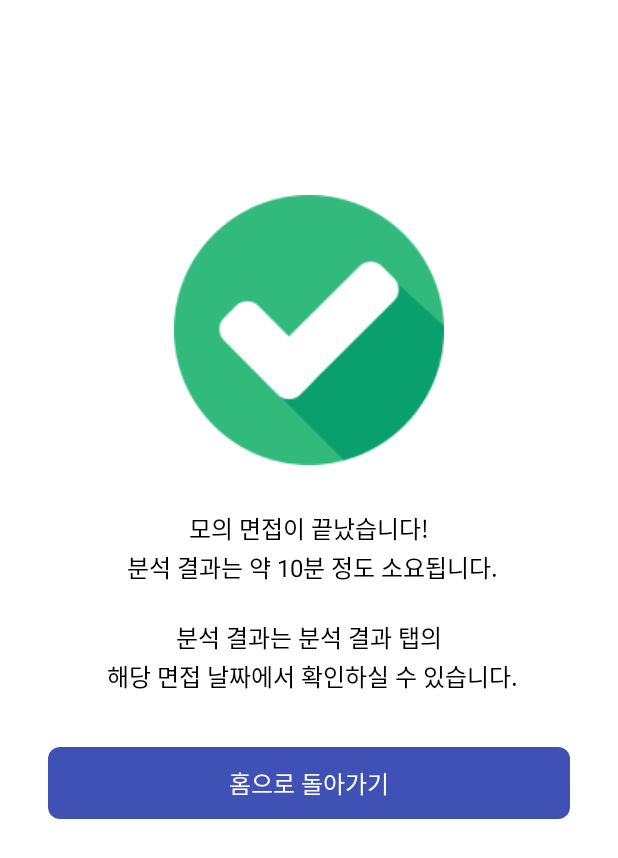
After one commit to Interviewmate/Interviewmate-Android, an Android app: the InterviewOverFragment screen opened through its navigation route, on a phone screen of 412 x 824 dp. The commit adds this screen. Shown: the top 858 px of the screen. Run offline under Robolectric (Android 15) with nearby library versions, the phone set to English and light mode, and no system bars; our stand-ins replace Dagger/Hilt's generated code, navigation-ui.

Commit message:
feat : 질문 개수가 다 끝나면 종료하게 끔 구현

```diff
--- /dev/null
+++ b/presentation/src/main/java/com/example/presentation/ui/interview/InterviewOverFragment.kt
@@ -0,0 +1,32 @@
+package com.example.presentation.ui.interview
+
+import android.os.Bundle
+import android.view.LayoutInflater
+import android.view.View
+import android.view.ViewGroup
+import androidx.fragment.app.Fragment
+import androidx.navigation.fragment.findNavController
+import com.example.presentation.R
+import com.example.presentation.databinding.FragmentInterviewOverBinding
+
+class InterviewOverFragment : Fragment() {
+    private var _binding: FragmentInterviewOverBinding? = null
+    private val binding: FragmentInterviewOverBinding
+        get() = _binding!!
+
+    override fun onCreateView(
+        inflater: LayoutInflater, container: ViewGroup?,
+        savedInstanceState: Bundle?
+    ): View {
+        _binding = FragmentInterviewOverBinding.inflate(layoutInflater)
+
+        return binding.root
+    }
+
+    override fun onViewCreated(view: View, savedInstanceState: Bundle?) {
+        super.onViewCreated(view, savedInstanceState)
+
+        binding.btnNext.setOnClickListener {
+        }
+    }
+}
--- a/presentation/src/main/java/com/example/presentation/ui/interview/RecordFragment.kt
+++ b/presentation/src/main/java/com/example/presentation/ui/interview/RecordFragment.kt
@@ -7,6 +7,8 @@ import android.view.ViewGroup
 import androidx.fragment.app.Fragment
 import androidx.fragment.app.viewModels
 import androidx.lifecycle.lifecycleScope
+import androidx.navigation.fragment.findNavController
+import com.example.presentation.R
 import com.example.presentation.databinding.FragmentRecordBinding
 import kotlinx.coroutines.flow.collectLatest
 import kotlinx.coroutines.launch
@@ -52,6 +54,14 @@ class RecordFragment : Fragment() {
             }
         }
 
+        viewLifecycleOwner.lifecycleScope.launch {
+            recordViewModel.isOver.collectLatest { isOver ->
+                if (isOver) {
+                    findNavController().navigate(R.id.action_recordFragment_to_interviewOverFragment)
+                }
+            }
+        }
+
         binding.btnNext.setOnClickListener {
             viewLifecycleOwner.lifecycleScope.launch {
                 recordViewModel.reset()
--- a/presentation/src/main/java/com/example/presentation/ui/interview/RecordViewModel.kt
+++ b/presentation/src/main/java/com/example/presentation/ui/interview/RecordViewModel.kt
@@ -24,15 +24,28 @@ class RecordViewModel @Inject constructor() : ViewModel() {
 
     private var time = INIT_TIMER_TIME
 
+    private var idx = 3 //10
+
+    private val _isOver = MutableStateFlow(false)
+    val isOver = _isOver
+
     suspend fun startTimer() {
+        idx -= 1
+        if (idx == -1) {
+            viewModelScope.launch {
+                timerTask.cancel()
+                _isOver.emit(true)
+            }
+            return
+        }
         timerTask = kotlin.concurrent.timer(period = ONE_SECOND) {
             time -= 1
             viewModelScope.launch {
                 _timer.emit(time)
             }
             if (time == TIME_OVER) {
-                changeLayout()
                 viewModelScope.launch {
+                    changeLayout()
                     startRecording()
                 }
             }
@@ -41,7 +54,7 @@ class RecordViewModel @Inject constructor() : ViewModel() {
 
     private suspend fun startRecording() {
         timerTask.cancel()
-        time = ININ_RECORDING_TIME_INT
+        time = INIT_RECORDING_TIME_INT
         timerTask = kotlin.concurrent.timer(period = ONE_SECOND) {
             time -= 1
             viewModelScope.launch {
@@ -74,7 +87,7 @@ class RecordViewModel @Inject constructor() : ViewModel() {
         const val INIT_TIMER_TIME = 5 //21
         const val ONE_SECOND = 1000L
         const val INIT_RECORDING_TIME = "02:00"
-        const val ININ_RECORDING_TIME_INT = 5
+        const val INIT_RECORDING_TIME_INT = 5
         const val M_UNIT = 60
         const val TIME_OVER = 0
     }
--- /dev/null
+++ b/presentation/src/main/res/layout/fragment_interview_over.xml
@@ -0,0 +1,76 @@
+<?xml version="1.0" encoding="utf-8"?>
+<androidx.constraintlayout.widget.ConstraintLayout
+    xmlns:android="http://schemas.android.com/apk/res/android"
+    xmlns:app="http://schemas.android.com/apk/res-auto"
+    xmlns:tools="http://schemas.android.com/tools"
+    android:layout_width="match_parent"
+    android:layout_height="match_parent"
+    tools:context=".ui.interview.NoticeFragment">
+
+    <androidx.constraintlayout.widget.Guideline
+        android:id="@+id/guideline_start"
+        android:layout_width="wrap_content"
+        android:layout_height="wrap_content"
+        android:orientation="vertical"
+        app:layout_constraintGuide_begin="32dp" />
+
+    <androidx.constraintlayout.widget.Guideline
+        android:id="@+id/guideline_end"
+        android:layout_width="wrap_content"
+        android:layout_height="wrap_content"
+        android:orientation="vertical"
+        app:layout_constraintGuide_end="32dp" />
+
+    <androidx.constraintlayout.widget.Guideline
+        android:id="@+id/guideline_top"
+        android:layout_width="wrap_content"
+        android:layout_height="wrap_content"
+        android:orientation="horizontal"
+        app:layout_constraintGuide_begin="30dp" />
+
+    <androidx.constraintlayout.widget.Guideline
+        android:id="@+id/guideline_bottom"
+        android:layout_width="wrap_content"
+        android:layout_height="wrap_content"
+        android:orientation="horizontal"
+        app:layout_constraintGuide_end="30dp" />
+
+    <ImageView
+        android:id="@+id/iv_interview_example"
+        android:layout_width="0dp"
+        android:layout_height="wrap_content"
+        android:src="@drawable/interview_over"
+        android:layout_marginTop="100dp"
+        app:layout_constraintStart_toStartOf="@id/guideline_start"
+        app:layout_constraintEnd_toEndOf="@id/guideline_end"
+        app:layout_constraintTop_toTopOf="@id/guideline_top"/>
+
+    <TextView
+        android:id="@+id/tv_interview_over_description"
+        android:layout_width="0dp"
+        android:layout_height="wrap_content"
+        android:gravity="center"
+        style="@style/description_text"
+        android:text="모의 면접이 끝났습니다!\n
+분석 결과는 약 10분 정도 소요됩니다.\n\n
+분석 결과는 분석 결과 탭의 \n
+해당 면접 날짜에서 확인하실 수 있습니다."
+        android:layout_marginTop="30dp"
+        android:lineSpacingExtra="2dp"
+        app:layout_constraintStart_toStartOf="@id/guideline_start"
+        app:layout_constraintEnd_toEndOf="@id/guideline_end"
+        app:layout_constraintTop_toBottomOf="@id/iv_interview_example"/>
+
+
+    <com.google.android.material.button.MaterialButton
+        android:id="@+id/btn_next"
+        style="@style/NextButton"
+        android:layout_width="0dp"
+        android:layout_height="wrap_content"
+        android:text="@string/go_to_home"
+        android:layout_marginTop="35dp"
+        app:layout_constraintTop_toBottomOf="@id/tv_interview_over_description"
+        app:layout_constraintEnd_toEndOf="@id/guideline_end"
+        app:layout_constraintStart_toStartOf="@id/guideline_start" />
+
+</androidx.constraintlayout.widget.ConstraintLayout>
--- a/presentation/src/main/res/navigation/nav_graph.xml
+++ b/presentation/src/main/res/navigation/nav_graph.xml
@@ -44,5 +44,13 @@
     <fragment
         android:id="@+id/recordFragment"
         android:name="com.example.presentation.ui.interview.RecordFragment"
-        android:label="RecordFragment" />
+        android:label="RecordFragment" >
+        <action
+            android:id="@+id/action_recordFragment_to_interviewOverFragment"
+            app:destination="@id/interviewOverFragment" />
+    </fragment>
+    <fragment
+        android:id="@+id/interviewOverFragment"
+        android:name="com.example.presentation.ui.interview.InterviewOverFragment"
+        android:label="InterviewOverFragment" />
 </navigation>
--- a/presentation/src/main/res/values/strings.xml
+++ b/presentation/src/main/res/values/strings.xml
@@ -46,4 +46,5 @@
     <string name="hello_blank_fragment">Hello blank fragment</string>
     <string name="interview_notice">모의 면접 주의 사항</string>
     <string name="interview_notice_description">- 머리와 어깨가 같이 나올 수 있도록 각도를 조정해 주시길 바랍니다.\n - 허리와 어깨를 핀 바른 자세를 유지해 주시길 바랍니다.\n - 과도한 손동작은 어수선해 보일 수 있습니다.</string>
+    <string name="go_to_home">홈으로 돌아가기</string>
 </resources>
```
Also changed, not shown: presentation/src/main/res/drawable/interview_over.png (added).
